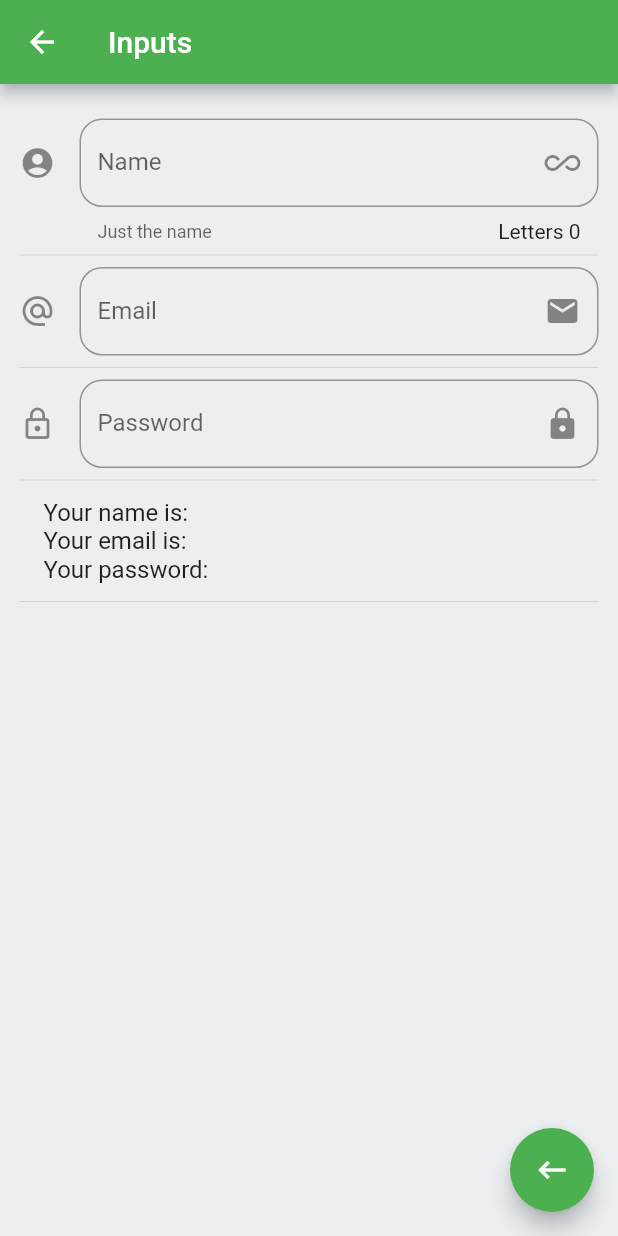
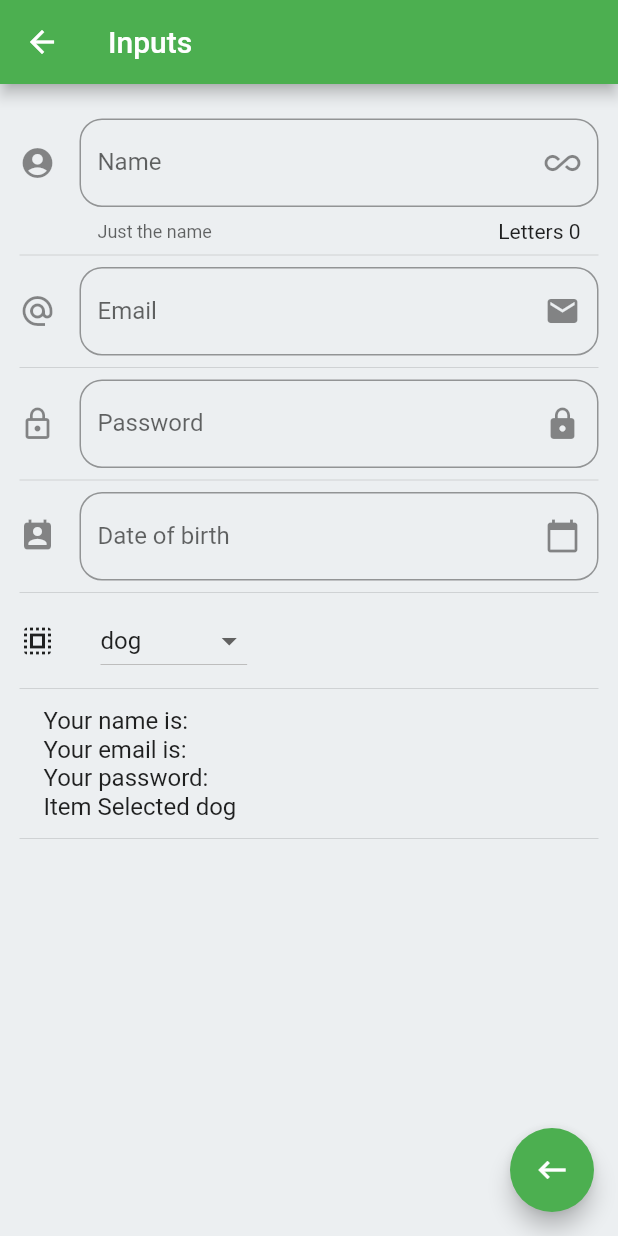
Before and after one commit to jas095/components_app, a Flutter app: the InputPage screen opened by its route, on a phone screen of 412 x 824 dp. Run offline on Flutter 3.47's test engine with Material 2 defaults, Android fonts, the phone set to English and light mode, and no system bars.

Commit message:
Practical use of DropdownButton

```diff
--- a/lib/src/pages/input_page.dart
+++ b/lib/src/pages/input_page.dart
@@ -13,6 +13,25 @@ class _InputPageState extends State<InputPage> {
   String _email = '';
 
   String _password = '';
+  String _date = '';
+  TextEditingController _fieldInputDateController = new TextEditingController();
+
+  String _selectItem = 'dog';
+  List<String> _itemsPets = [
+    'dog',
+    'cat',
+    'cow',
+    'rabbit',
+    'duck',
+    'hen',
+    'horse',
+    'squirrel',
+    'turtles',
+    'alligators',
+    'crocodiles',
+    'lizards',
+    'snakes'
+  ];
 
   @override
   Widget build(BuildContext context) {
@@ -30,6 +49,10 @@ class _InputPageState extends State<InputPage> {
           _createEmail(),
           Divider(),
           _createPassword(),
+          Divider(),
+          _createDate(context),
+          Divider(),
+          _createDropDown(),
           Divider(),
           _showFields(),
           Divider(),
@@ -88,7 +111,6 @@ class _InputPageState extends State<InputPage> {
   Widget _createPassword() {
     return TextField(
       obscureText: true,
-      keyboardType: TextInputType.emailAddress,
       decoration: InputDecoration(
           border: OutlineInputBorder(borderRadius: BorderRadius.circular(15.0)),
           hintText: 'Password',
@@ -103,10 +125,76 @@ class _InputPageState extends State<InputPage> {
     );
   }
 
+  Widget _createDate(BuildContext context) {
+    return TextField(
+      controller: _fieldInputDateController,
+      enableInteractiveSelection: false,
+      decoration: InputDecoration(
+          border: OutlineInputBorder(borderRadius: BorderRadius.circular(15.0)),
+          hintText: 'Date of birth',
+          labelText: 'Date of birth',
+          icon: Icon(Icons.perm_contact_calendar),
+          suffixIcon: Icon(Icons.calendar_today)),
+      onTap: () {
+        FocusScope.of(context).requestFocus(new FocusNode());
+        _selectDate(context);
+      },
+    );
+  }
+
+  _selectDate(BuildContext context) async {
+    DateTime picked = await showDatePicker(
+      context: context,
+      initialDate: DateTime.now(),
+      firstDate: DateTime(1950),
+      lastDate: DateTime(2030),
+      locale: Locale('es', 'ES'),
+    );
+
+    if (picked != null) {
+      setState(() {
+        _date = picked.toString();
+        _fieldInputDateController.text = _date;
+      });
+    }
+  }
+
+  List<DropdownMenuItem<String>> getOptionDrown() {
+    List<DropdownMenuItem<String>> itemList = new List();
+    _itemsPets.forEach((element) {
+      itemList.add(DropdownMenuItem(
+        child: Text(element),
+        value: element,
+      ));
+    });
+
+    return itemList;
+  }
+
+  Widget _createDropDown() {
+    return Row(
+      children: <Widget>[
+        Icon(Icons.select_all),
+        SizedBox(
+          width: 30.0,
+        ),
+        DropdownButton(
+          value: _selectItem,
+          items: getOptionDrown(),
+          onChanged: (opt) {
+            setState(() {
+              _selectItem = opt;
+            });
+          },
+        ),
+      ],
+    );
+  }
+
   Widget _showFields() {
     return ListTile(
       title: Text(
-          'Your name is: $_name\nYour email is: $_email\nYour password: $_password'),
+          'Your name is: $_name\nYour email is: $_email\nYour password: $_password\nItem Selected $_selectItem'),
     );
   }
 }
```
